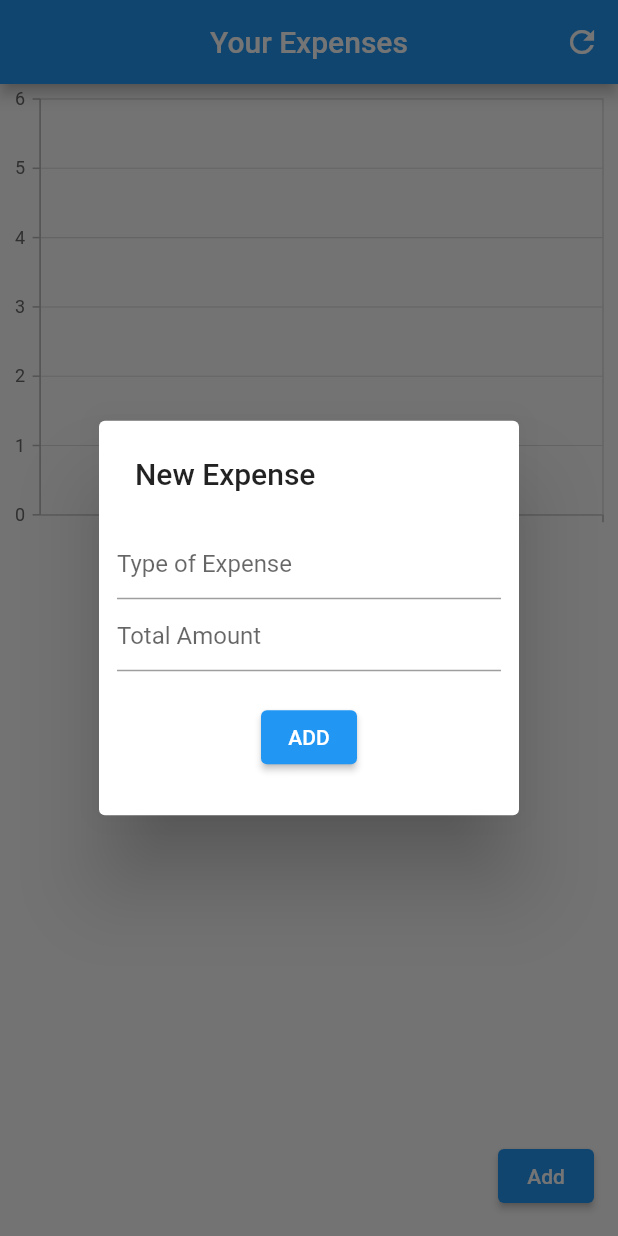
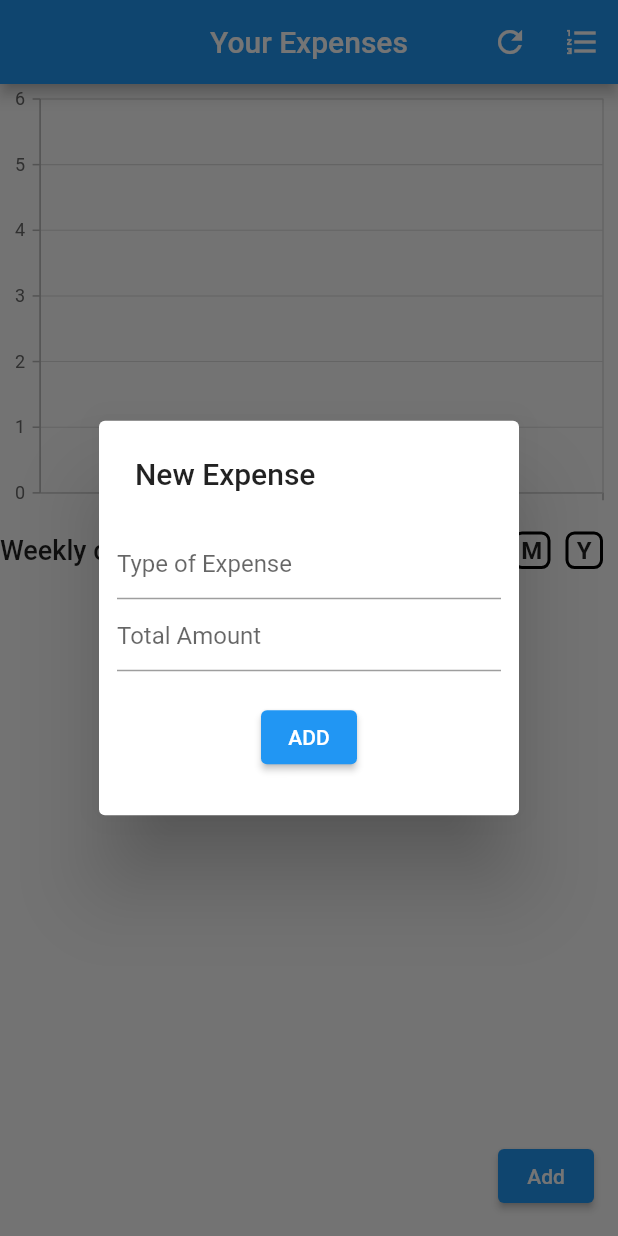
Before and after one commit to Hemant-05/money, a Flutter app: the HomePage screen opened directly, after a tap on "Add", on a phone screen of 412 x 824 dp. Run offline on Flutter 3.47's test engine with Material 2 defaults, Android fonts, the phone set to English and light mode, and no system bars; our stand-ins replace charts_flutter, introduction_screen, sqflite, syncfusion_flutter_charts; accounts and stored records are empty.

Commit message:
List screen and time frame in chart

```diff
--- a/lib/Database/DataBaseHelper.dart
+++ b/lib/Database/DataBaseHelper.dart
@@ -6,14 +6,14 @@ import 'package:sqflite/sqflite.dart';
 import 'package:sqflite/sqlite_api.dart';
 
 class DataBaseHelper {
-  static int version = 1;
+  static int version = 2;
   // static Database database = getDB();
 
   static Future<Database> getDB() async {
     String path = join(await getDatabasesPath(), 'expense_db.db');
     Database expense_db = await openDatabase(path, onCreate: (db, v) async {
      await db.execute(
-          'create table if not exists expenseTable(id integer primary key autoincrement,type text,time text,date text,expense integer,total_exp integer)');
+          'create table if not exists expenseTable(id integer primary key autoincrement,type text,time text,day text,date integer,month integer,year integer,expense integer,total_exp integer)');
     }, version: version);
    return expense_db;
   }
--- a/lib/Models/ExpenseModel.dart
+++ b/lib/Models/ExpenseModel.dart
@@ -1,12 +1,18 @@
 class ExpenseModel {
-  final String date;
+  final int date;
+  final String month;
+  final String day;
+  final int year;
   final String time;
   final int expense;
   final String type;
   final int? total_exp;
 
   ExpenseModel(
-      {required this.time,
+      {required this.month,
+      required this.year,
+      required this.day,
+      required this.time,
       required this.type,
       required this.date,
       required this.expense,
@@ -17,27 +23,34 @@ class ExpenseModel {
 
   Map<String, dynamic> toMap() {
     return {
+      'month': month,
+      'year': year,
       'time': time,
+      'day' : day,
       'type': type,
       'date': date,
       'expense': expense,
       'id': id,
-      'total_exp' : total_exp,
+      'total_exp': total_exp,
     };
   }
 
   factory ExpenseModel.fromjson(Map<String, dynamic> json) {
     return ExpenseModel(
-        time: json['time'],
-        type: json['type'],
-        date: json['date'],
-        expense: json['expense'],
-        id: json['id'],
+      month: json['month'],
+      year: json['year'],
+      day: json['day'],
+      time: json['time'],
+      type: json['type'],
+      date: json['date'],
+      expense: json['expense'],
+      id: json['id'],
       total_exp: json['total_exp'],
     );
   }
+
   @override
   String toString() {
-    return 'ExpenseModel{time: $time, type: $type, date: $date, expense : $expense, total_exp : $total_exp}';
+    return 'ExpenseModel{day : $day, month : $month,year : $year,time: $time, type: $type, date: $date, expense : $expense, total_exp : $total_exp}';
   }
 }
--- a/lib/Screens/HomePage.dart
+++ b/lib/Screens/HomePage.dart
@@ -6,6 +6,7 @@ import 'package:charts_flutter/flutter.dart' as charts;
 import 'package:money_tracker/Custom/CusText.dart';
 import 'package:money_tracker/Database/DataBaseHelper.dart';
 import 'package:money_tracker/Models/ExpenseModel.dart';
+import 'package:money_tracker/Screens/ExpenseListScreen.dart';
 import 'package:syncfusion_flutter_charts/charts.dart';
 
 class HomePage extends StatefulWidget {
@@ -71,7 +72,10 @@ class _HomePageState extends State<HomePage> {
       int new_total = model.expense! + old_total;*/
       to += model.expense;
       temp = ExpenseModel(
+          month: model.month,
+          year: model.year,
           time: model.time,
+          day: model.day,
           type: model.type,
           date: model.date,
           expense: model.expense,
@@ -123,7 +127,17 @@ class _HomePageState extends State<HomePage> {
               Icons.refresh,
             ),
             tooltip: 'Refresh',
-          )
+          ),
+          IconButton(
+              onPressed: () {
+                Navigator.push(
+                  context,
+                  MaterialPageRoute(
+                    builder: (context) => ListScreen(),
+                  ),
+                );
+              },
+              icon: Icon(Icons.format_list_numbered_sharp))
         ],
       ),
       body: Container(
@@ -133,19 +147,24 @@ class _HomePageState extends State<HomePage> {
               flex: 8,
               child: SfCartesianChart(
                 primaryXAxis: CategoryAxis(),
-                // primaryYAxis:  NumericAxis(minimum: 0,interval: 40,maximum : 100),
-                series: <ChartSeries<ExpenseModel, int>>[
-                  ColumnSeries<ExpenseModel, int>(
+                series: <ChartSeries>[
+                  ColumnSeries<ExpenseModel, String>(
                     color: Colors.blue,
                     dataSource: data,
-                    xValueMapper: (ExpenseModel model, _) => model.expense,
+                    xValueMapper: (ExpenseModel model, _) => model.type,
                     yValueMapper: (ExpenseModel model, _) => model.expense,
                     name: "Expense",
-                    borderRadius: BorderRadius.only(topLeft: Radius.circular(8),topRight: Radius.circular(8)),
+                    borderRadius: const BorderRadius.only(
+                        topLeft: Radius.circular(8),
+                        topRight: Radius.circular(8)),
                     dataLabelSettings: const DataLabelSettings(isVisible: true),
                   )
                 ],
               ),
+            ),
+            Expanded(
+              flex: 1,
+              child: _chartFrame(context),
             ),
             Expanded(
               flex: 2,
@@ -167,7 +186,15 @@ class _HomePageState extends State<HomePage> {
         onPressed: () {
           int id = -1;
           ExpenseModel temp = ExpenseModel(
-              time: '', type: '', date: '', expense: -1, total_exp: -1, id: id);
+              time: '',
+              type: '',
+              day: '',
+              date: 0,
+              month: '',
+              year: 0,
+              expense: -1,
+              total_exp: -1,
+              id: id);
           _openAddDialog(context, 'New Expense', 'ADD', true, temp);
         },
       ),
@@ -210,7 +237,12 @@ class _HomePageState extends State<HomePage> {
                     ElevatedButton(
                         onPressed: () async {
                           var currentTime = DateTime.now();
-                          String date = DateFormat.yMMMd().format(currentTime);
+                          int date =
+                              int.parse(DateFormat.d().format(currentTime));
+                          String month = DateFormat.MMM().format(currentTime);
+                          int year =
+                              int.parse(DateFormat.y().format(currentTime));
+                          String day = DateFormat.EEEE().format(currentTime);
                           String time = DateFormat.jm().format(currentTime);
                           int exp = int.parse(expenseContoroller.value.text);
                           String type = typeContoroller.value.text;
@@ -219,6 +251,9 @@ class _HomePageState extends State<HomePage> {
                           if (isNew) {
                             model = ExpenseModel(
                               time: time.toString(),
+                              month: month,
+                              year: year,
+                              day: day,
                               type: type,
                               date: date,
                               expense: exp,
@@ -229,6 +264,9 @@ class _HomePageState extends State<HomePage> {
                             model = ExpenseModel(
                               time: temp.time.toString(),
                               type: '$type*',
+                              month: month,
+                              year: year,
+                              day: day,
                               date: temp.date,
                               expense: exp,
                               total_exp: total_exp,
@@ -305,6 +343,79 @@ class _HomePageState extends State<HomePage> {
     );
   }
 
+  Widget _chartFrame(BuildContext context) {
+    return Row(
+      mainAxisAlignment: MainAxisAlignment.spaceBetween,
+      children: [
+        Text(
+          'Weekly chart',
+          style: TextStyle(fontWeight: FontWeight.w500, fontSize: 18),
+        ),
+        Row(
+          mainAxisAlignment: MainAxisAlignment.end,
+          children: [
+            Container(
+              width: 25,
+              height: 25,
+              decoration: BoxDecoration(
+                  borderRadius: BorderRadius.circular(6),
+                  border: Border.all(color: Colors.black, width: 2)),
+              child: Center(
+                  child: Text('D',
+                      style: TextStyle(
+                          fontSize: 16, fontWeight: FontWeight.bold))),
+            ),
+            const SizedBox(
+              width: 10,
+            ),
+            Container(
+              width: 25,
+              height: 25,
+              decoration: BoxDecoration(
+                  borderRadius: BorderRadius.circular(6),
+                  border: Border.all(color: Colors.black, width: 2)),
+              child: Center(
+                  child: Text('W',
+                      style: TextStyle(
+                          fontSize: 16, fontWeight: FontWeight.bold))),
+            ),
+            const SizedBox(
+              width: 10,
+            ),
+            Container(
+              width: 25,
+              height: 25,
+              decoration: BoxDecoration(
+                  borderRadius: BorderRadius.circular(6),
+                  border: Border.all(color: Colors.black, width: 2)),
+              child: Center(
+                  child: Text('M',
+                      style: TextStyle(
+                          fontSize: 16, fontWeight: FontWeight.bold))),
+            ),
+            const SizedBox(
+              width: 10,
+            ),
+            Container(
+              width: 25,
+              height: 25,
+              decoration: BoxDecoration(
+                  borderRadius: BorderRadius.circular(6),
+                  border: Border.all(color: Colors.black, width: 2)),
+              child: Center(
+                  child: Text('Y',
+                      style: TextStyle(
+                          fontSize: 16, fontWeight: FontWeight.bold))),
+            ),
+            const SizedBox(
+              width: 10,
+            ),
+          ],
+        ),
+      ],
+    );
+  }
+
   Widget _expenseListBuilder(BuildContext context) {
     return ListView.builder(
       physics: BouncingScrollPhysics(),
@@ -331,7 +442,8 @@ class _HomePageState extends State<HomePage> {
             size: 20,
           ),
           subtitle: CusText(
-            text: '${expenses[index]['time']} | ${expenses[index]['date']}',
+            text:
+                '${expenses[index]['time']} | ${expenses[index]['date']}/${expenses[index]['month']}/${expenses[index]['year']}',
             size: 15,
           ),
         );
```
Also changed, not shown: lib/Screens/ExpenseListScreen.dart (added, +60 -0 lines).
